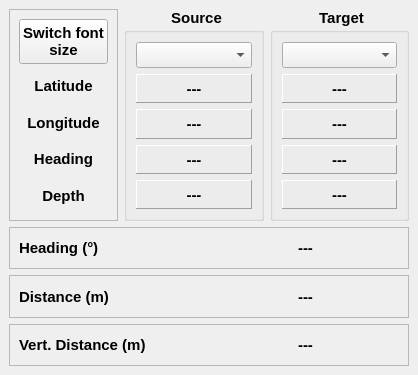
The window that ui/guidance_dock_base.ui (jrenken/qgis-PosiView) describes before a commit, drawn with Qt 5.
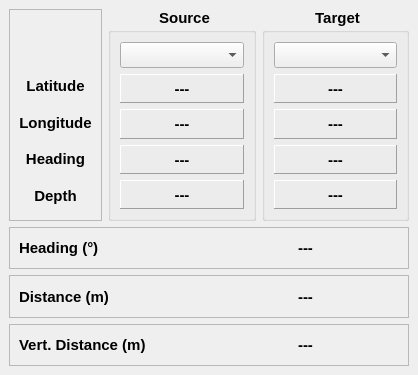
The same window after the commit. Icons and pictures are not drawn.

Commit message: autoresize guidance font

What changed in the file:
```diff
--- a/ui/guidance_dock_base.ui
+++ b/ui/guidance_dock_base.ui
@@ -35,6 +35,9 @@
         <layout class="QVBoxLayout" name="verticalLayout_4">
          <item>
           <widget class="QPushButton" name="pushButtonFontSize">
+           <property name="enabled">
+            <bool>false</bool>
+           </property>
            <property name="minimumSize">
             <size>
              <width>0</width>
@@ -42,8 +45,10 @@
             </size>
            </property>
            <property name="text">
-            <string>Switch font
-size</string>
+            <string/>
+           </property>
+           <property name="flat">
+            <bool>true</bool>
            </property>
           </widget>
          </item>
```
The commit also changes 1 other file.
